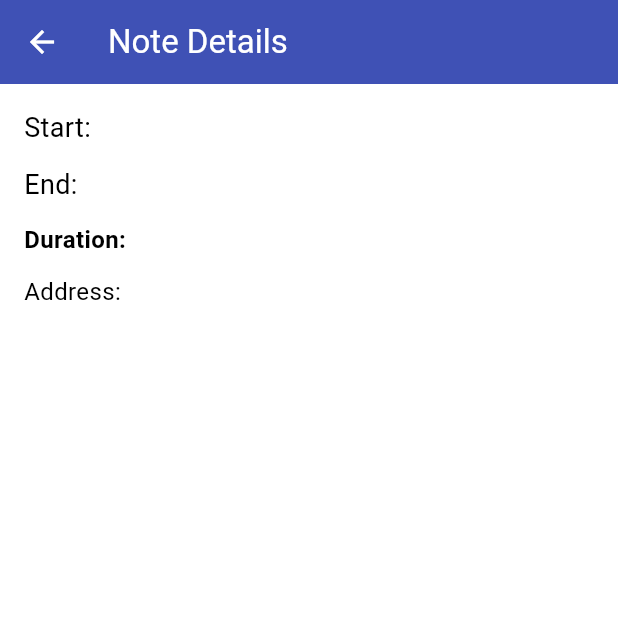
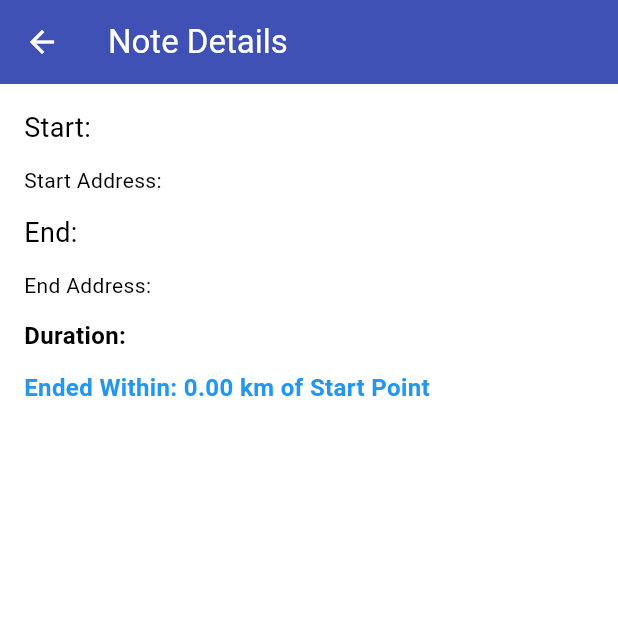
Before and after one commit to Sl-Sanda-Ru/Site-Time-Tracker-Flutter, a Flutter app: the NoteDetailPage screen opened directly with empty values, on a phone screen of 412 x 824 dp, the top half of it. Run offline on Flutter 3.47's test engine with Material 3 defaults, Android fonts, the phone set to English and light mode, and no system bars; drawn by our look-alikes of dynamic_color; our stand-ins replace flutter_local_notifications, geocoding, geolocator, shared_preferences; accounts and stored records are empty.

Commit message:
distance

```diff
--- /dev/null
+++ b/devtools_options.yaml
@@ -0,0 +1,3 @@
+description: This file stores settings for Dart & Flutter DevTools.
+documentation: https://docs.flutter.dev/tools/devtools/extensions#configure-extension-enablement-states
+extensions:
--- a/lib/main.dart
+++ b/lib/main.dart
@@ -1,5 +1,6 @@
 import 'dart:convert';
 import 'dart:io';
+import 'dart:math';
 import 'dart:async';
 
 import 'package:flutter/material.dart';
@@ -42,6 +43,17 @@ String formatDuration(String startIso, String? endIso) {
   } catch (_) {
     return '';
   }
+}
+
+double calculateDistance(double lat1, double lon1, double lat2, double lon2) {
+  const p = 0.017453292519943295;
+  final a = 0.5 -
+      cos((lat2 - lat1) * p) / 2 +
+      cos(lat1 * p) *
+          cos(lat2 * p) *
+          (1 - cos((lon2 - lon1) * p)) /
+          2;
+  return 12742 * asin(sqrt(a));
 }
 
 Future<void> main() async {
@@ -482,9 +494,18 @@ class _NotesPageState extends State<NotesPage> {
   }
 
   Future<void> _endNoteAtIndex(int index) async {
+    try {
       final nowIso = DateTime.now().toIso8601String();
+
+      // Get current position and address
+      final pos = await _determinePosition();
+      final endAddress = await _getAddressFromLatLng(pos.latitude, pos.longitude);
+
       setState(() {
         _notes[index].endTime = nowIso;
+        _notes[index].endLat = pos.latitude;
+        _notes[index].endLng = pos.longitude;
+        _notes[index].endAddress = endAddress;
       });
       await _saveNotes();
       final stillOngoing = _notes.any((n) => n.endTime == null);
@@ -494,6 +515,13 @@ class _NotesPageState extends State<NotesPage> {
       } else {
         final next = _notes.firstWhere((n) => n.endTime == null);
         await _showOngoingNotification(next);
+      }
+    } catch (e) {
+      if (mounted) {
+        ScaffoldMessenger.of(context).showSnackBar(
+          SnackBar(content: Text('Failed to end note: $e')),
+        );
+      }
     }
   }
 
@@ -584,6 +612,9 @@ class _NotesPageState extends State<NotesPage> {
 
   Widget _buildNoteCard(Note note, int index) {
     final ongoing = note.endTime == null;
+    final distance = (note.endLat != null && note.endLng != null)
+        ? calculateDistance(note.lat, note.lng, note.endLat!, note.endLng!)
+        : null;
 
     return Card(
       elevation: 2,
@@ -654,6 +685,17 @@ class _NotesPageState extends State<NotesPage> {
                   fontWeight: FontWeight.w600,
                 ),
               ),
+              if (distance != null) ...[
+                const SizedBox(height: 6),
+                Text(
+                  'Ended Within: ${distance.toStringAsFixed(2)} km Of Start Point',
+                  style: const TextStyle(
+                    fontSize: 12,
+                    fontWeight: FontWeight.w600,
+                    color: Colors.blue,
+                  ),
+                ),
+              ],
               const SizedBox(height: 6),
               Text(
                 'Address: ${note.address}',
@@ -736,6 +778,11 @@ class _NoteDetailPageState extends State<NoteDetailPage> {
   @override
   Widget build(BuildContext context) {
     final ongoing = widget.note.endTime == null;
+    final distance = (widget.note.endLat != null && widget.note.endLng != null)
+        ? calculateDistance(widget.note.lat, widget.note.lng,
+            widget.note.endLat!, widget.note.endLng!)
+        : null;
+
     return Scaffold(
       appBar: AppBar(
         title: const Text('Note Details'),
@@ -753,19 +800,37 @@ class _NoteDetailPageState extends State<NoteDetailPage> {
             ),
             const SizedBox(height: 12),
             Text(
+              'Start Address: ${widget.note.address}',
+              style: const TextStyle(fontSize: 14),
+            ),
+            const SizedBox(height: 12),
+            Text(
               'End: ${ongoing ? 'Ongoing' : _formatIso(widget.note.endTime!)}',
               style: const TextStyle(fontSize: 18),
             ),
+            if (widget.note.endAddress != null) ...[
+              const SizedBox(height: 12),
+              Text(
+                'End Address: ${widget.note.endAddress}',
+                style: const TextStyle(fontSize: 14),
+              ),
+            ],
             const SizedBox(height: 12),
             Text(
               'Duration: ${formatDuration(widget.note.startTime, widget.note.endTime)}',
               style: const TextStyle(fontSize: 16, fontWeight: FontWeight.w600),
             ),
+            if (distance != null) ...[
               const SizedBox(height: 12),
               Text(
-              'Address: ${widget.note.address}',
-              style: const TextStyle(fontSize: 16),
+                'Ended Within: ${distance.toStringAsFixed(2)} km of Start Point',
+                style: const TextStyle(
+                  fontSize: 16,
+                  fontWeight: FontWeight.w600,
+                  color: Colors.blue,
                 ),
+              ),
+            ],
             const SizedBox(height: 12),
             const Spacer(),
             if (ongoing)
--- a/lib/note_model.dart
+++ b/lib/note_model.dart
@@ -5,6 +5,9 @@ class Note {
   String address;
   double lat;
   double lng;
+  double? endLat;
+  double? endLng;
+  String? endAddress;
 
   Note({
     required this.id,
@@ -13,6 +16,9 @@ class Note {
     required this.address,
     required this.lat,
     required this.lng,
+    this.endLat,
+    this.endLng,
+    this.endAddress,
   });
 
   Map<String, dynamic> toJson() => {
@@ -22,6 +28,9 @@ class Note {
     'address': address,
     'lat': lat,
     'lng': lng,
+    'endLat': endLat,
+    'endLng': endLng,
+    'endAddress': endAddress,
   };
 
   factory Note.fromJson(Map<String, dynamic> json) => Note(
@@ -31,5 +40,8 @@ class Note {
     address: json['address'],
     lat: (json['lat'] as num).toDouble(),
     lng: (json['lng'] as num).toDouble(),
+    endLat: json['endLat'] != null ? (json['endLat'] as num).toDouble() : null,
+    endLng: json['endLng'] != null ? (json['endLng'] as num).toDouble() : null,
+    endAddress: json['endAddress'],
   );
 }
```
Also changed, not shown: pubspec.lock (added). Lines whose indentation alone changed are shown as unchanged.
